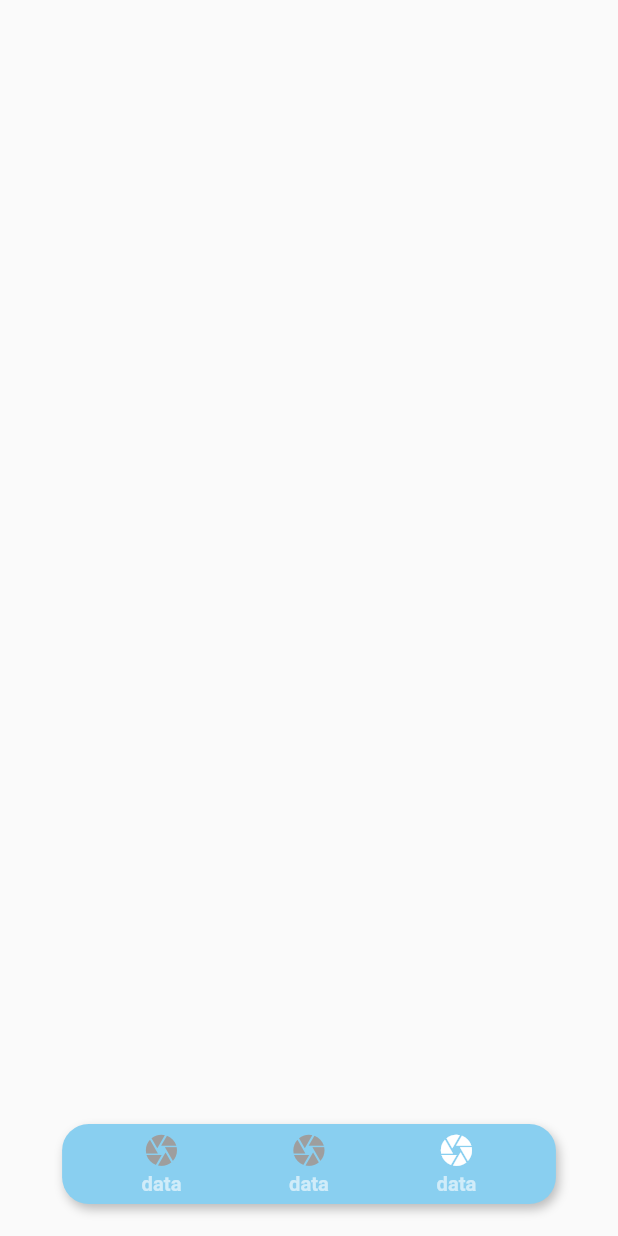
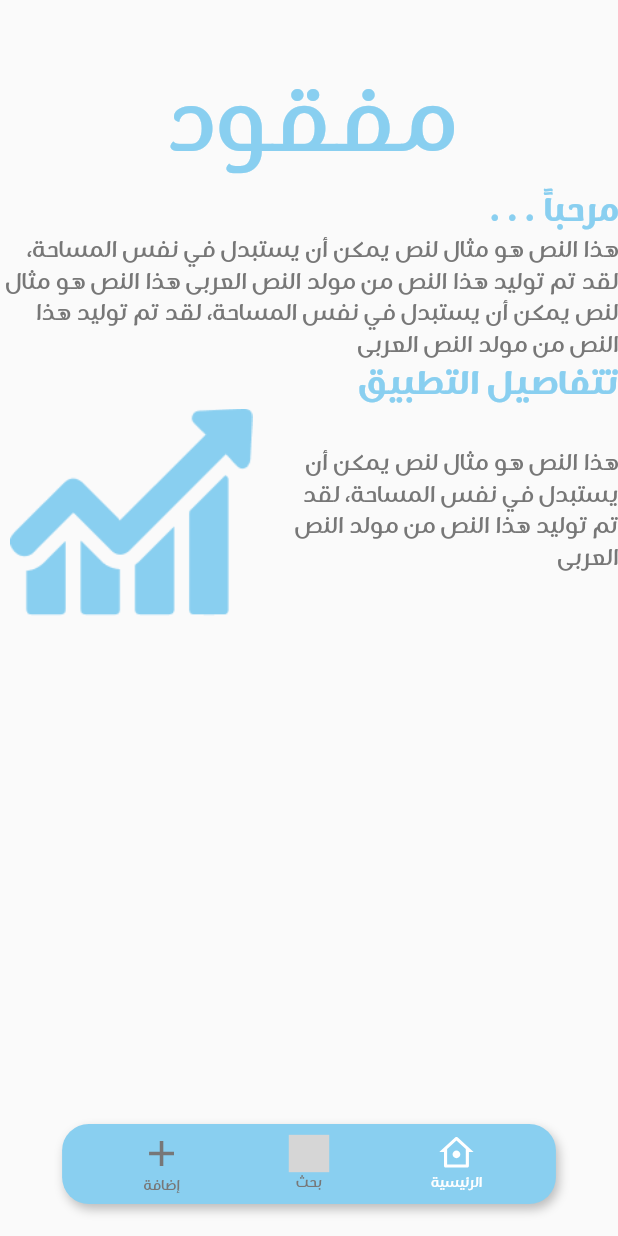
Before and after one commit to mohamedsayed27/mafqood, a Flutter app: the MainLayout screen opened directly, on a phone screen of 412 x 824 dp. Run offline on Flutter 3.47's test engine with Material 2 defaults, Android fonts, the phone set to English and light mode, and no system bars; our stand-ins replace bloc, dartz, dio, equatable, firebase_core, firebase_messaging and 15 more; accounts and stored records are empty; network calls fail; grey boxes are pictures that could not be loaded.

Commit message:
All refactor Doneeee

```diff
--- a/lib/core/assets_path/images_path.dart
+++ b/lib/core/assets_path/images_path.dart
@@ -4,4 +4,5 @@ class ImagesPath{
   static const onboarding3 = 'assets/images/onboarding3.png';
   static const splashLogo = 'assets/images/splashLogo.png';
   static const anonymous = 'assets/images/anonymous.jpeg';
+  static const chart = 'assets/images/chart 1.png';
 }
--- a/lib/core/assets_path/svg_path.dart
+++ b/lib/core/assets_path/svg_path.dart
@@ -0,0 +1,5 @@
+class SvgPath{
+  static const addIcon = 'assets/svg/add-line.svg';
+  static const homeIcon = 'assets/svg/home-7-line.svg';
+  static const searchIcon = 'assets/svg/search-eye-line.svg';
+}
--- a/lib/core/theme/app_colors_light_theme.dart
+++ b/lib/core/theme/app_colors_light_theme.dart
@@ -26,6 +26,8 @@ class AppColorsLightTheme{
   static const blueTextColor = Color(0xff89CFF0);
   static const greyTextColor = Color(0xffAAAAAA);
   static const greyOtpFieldColor = Color(0xffD9D9D9);
-  static const authTextFieldFillColor =  Color(0xffF9F9F9);
+  static const greyColorContainers = Color(0xffF0F0F0);
+  static const authTextFieldFillColor =  Color(0xffD9D9D9);
+  static const bottomNavBarGreyIconColor =  Color(0xff777777);
   static Color pinFieldColor =  const Color(0xffD9D9D9).withOpacity(0.6);
 }
--- a/lib/main.dart
+++ b/lib/main.dart
@@ -10,6 +10,9 @@ import 'package:mafqood/core/network/dio_helper.dart';
 import 'package:mafqood/presentation/controllers/google_maps_cubit/google_maps_cubit.dart';
 import 'package:mafqood/presentation/controllers/lost_people_cubit/lost_people_cubit.dart';
 import 'package:mafqood/presentation/controllers/user_cubit/user_cubit.dart';
+import 'package:mafqood/presentation/screens/main_layout_screens/add_lost_eople_screen.dart';
+import 'package:mafqood/presentation/screens/main_layout_screens/home_screen.dart';
+import 'package:mafqood/presentation/screens/main_layout_screens/search_screen.dart';
 import 'bloc_observer.dart';
 import 'core/theme/app_colors_light_theme.dart';
 import 'core/notification/notification_services.dart';
@@ -80,7 +83,7 @@ class MyApp extends StatelessWidget {
             ),
             onGenerateRoute: AppRouter.generateRoute,
             initialRoute: ScreenName.splashscreen,
-            // home:  TryScreen(),
+            // home:  SearchScreen(),
           ),
         );
       },
--- /dev/null
+++ b/lib/presentation/screens/main_layout_screens/home_screen.dart
@@ -0,0 +1,73 @@
+import 'package:flutter/material.dart';
+import 'package:flutter_screenutil/flutter_screenutil.dart';
+import 'package:mafqood/core/assets_path/images_path.dart';
+
+import '../../../core/assets_path/fonts_path.dart';
+import '../../../core/theme/app_colors_light_theme.dart';
+import '../../widgets_and_components/shred_widgets/logo_text.dart';
+
+class HomeScreen extends StatelessWidget {
+  const HomeScreen({Key? key}) : super(key: key);
+
+  @override
+  Widget build(BuildContext context) {
+    return Scaffold(
+      body: Column(
+        crossAxisAlignment: CrossAxisAlignment.start,
+        mainAxisAlignment: MainAxisAlignment.start,
+        children: [
+          SizedBox(
+            height: 50.h,
+          ),
+          const LogoText(),
+          Text(
+            'مرحباً . . .',
+            style: TextStyle(
+              color: AppColorsLightTheme.blueTextColor,
+              fontFamily: FontsPath.sukarBlack,
+              fontSize: 24.sp,
+            ),
+          ),
+          Text(
+            'هذا النص هو مثال لنص يمكن أن يستبدل في نفس المساحة، لقد تم توليد هذا النص من مولد النص العربى هذا النص هو مثال لنص يمكن أن يستبدل في نفس المساحة، لقد تم توليد هذا النص من مولد النص العربى',
+            style: TextStyle(
+              color: AppColorsLightTheme.bottomNavBarGreyIconColor,
+              fontFamily: FontsPath.sukarBold,
+              fontSize: 16.sp,
+            ),
+          ),
+          Text(
+            'تتفاصيل التطبيق',
+            style: TextStyle(
+              color: AppColorsLightTheme.blueTextColor,
+              fontFamily: FontsPath.sukarBlack,
+              fontSize: 24.sp,
+            ),
+          ),
+          Row(
+            children: [
+              Expanded(
+                child: Text(
+                  'هذا النص هو مثال لنص يمكن أن يستبدل في نفس المساحة، لقد تم توليد هذا النص من مولد النص العربى',
+                  style: TextStyle(
+                    color: AppColorsLightTheme.bottomNavBarGreyIconColor,
+                    fontFamily: FontsPath.sukarBold,
+                    fontSize: 16.sp,
+                  ),
+                ),
+              ),
+              SizedBox(
+                width: 20.h,
+              ),
+              Image.asset(
+                ImagesPath.chart,
+                width: 182.w,
+                height: 155.h,
+              )
+            ],
+          ),
+        ],
+      ),
+    );
+  }
+}
--- a/lib/presentation/screens/main_layout_screens/main_layout.dart
+++ b/lib/presentation/screens/main_layout_screens/main_layout.dart
@@ -1,11 +1,13 @@
 import 'package:flutter/material.dart';
 import 'package:flutter_screenutil/flutter_screenutil.dart';
 import 'package:mafqood/presentation/screens/main_layout_screens/search_person_screen.dart';
+import 'package:mafqood/presentation/screens/main_layout_screens/search_screen.dart';
 import 'package:mafqood/presentation/screens/main_layout_screens/upload_data_screen.dart';
 
 import '../../../core/constants/constants.dart';
-import '../../../core/theme/app_colors_light_theme.dart';
 import '../../widgets_and_components/main_layout_widgets/bottom_nav_bar_widget.dart';
+import 'add_lost_eople_screen.dart';
+import 'home_screen.dart';
 
 class MainLayout extends StatefulWidget {
   const MainLayout({Key? key}) : super(key: key);
@@ -16,27 +18,27 @@ class MainLayout extends StatefulWidget {
 
 class _MainLayoutState extends State<MainLayout> {
   List<Widget> screens = [
-    const UploadData(),
-    const SearchPerson(),
+    const HomeScreen(),
+    const SearchScreen(),
+    const AddLostPeopleScreen(),
   ];
   int currentScreenIndex = 0;
 
   @override
   Widget build(BuildContext context) {
-    print(token);
     return SafeArea(
       child: Scaffold(
-        // body: screens[currentScreenIndex],
+        body: screens[currentScreenIndex],
         bottomNavigationBar: Padding(
           padding: EdgeInsets.only(left: 43.w, right: 43.w, bottom: 24.h),
           child: BottomNavBarWidget(
             selectedIndex: currentScreenIndex,
             onChanged: (int index) {
-              setState(() {
-                currentScreenIndex = index;
-                print(index);
-                print(currentScreenIndex);
-              });
+              if(currentScreenIndex!=index){
+                setState(() {
+                  currentScreenIndex = index;
+                });
+              }
             },
           ),
         ),
--- a/lib/presentation/widgets_and_components/auth_widgets/auth_text_form_field.dart
+++ b/lib/presentation/widgets_and_components/auth_widgets/auth_text_form_field.dart
@@ -64,7 +64,7 @@ class AuthTextFormField extends StatelessWidget {
         fillColor: AppColorsLightTheme.authTextFieldFillColor,
         hintText: hintText,
         hintStyle: TextStyle(
-            color: Colors.grey,
+            color: AppColorsLightTheme.bottomNavBarGreyIconColor,
             fontSize: 14.sp,
             fontFamily: FontsPath.sukarRegular),
         suffixIcon: suffix,
--- /dev/null
+++ b/lib/presentation/widgets_and_components/main_layout_widgets/bottom_nav_bar_icon_widget.dart
@@ -0,0 +1,70 @@
+import 'package:flutter/material.dart';
+import 'package:flutter_screenutil/flutter_screenutil.dart';
+import 'package:flutter_svg/svg.dart';
+
+import '../../../core/assets_path/fonts_path.dart';
+import '../../../core/theme/app_colors_light_theme.dart';
+
+class BottomNavBarIcon extends StatelessWidget {
+  final String label;
+  final String iconPath;
+  final void Function() onTap;
+  final int currentIndex;
+  final int index;
+  final double? iconWidth;
+  final double? iconHeight;
+
+  const BottomNavBarIcon({
+    Key? key,
+    required this.label,
+    required this.iconPath,
+    required this.onTap,
+    required this.currentIndex,
+    required this.index,
+    this.iconWidth,
+    this.iconHeight,
+  }) : super(key: key);
+
+  @override
+  Widget build(BuildContext context) {
+    return OutlinedButton(
+      style: OutlinedButton.styleFrom(
+        padding: EdgeInsets.zero,
+        side: const BorderSide(color: Colors.transparent),
+        foregroundColor: Colors.white60,
+        backgroundColor: AppColorsLightTheme.primaryColor,
+        shape: const CircleBorder(),
+      ),
+      onPressed: onTap,
+      child: Column(
+        mainAxisAlignment: MainAxisAlignment.center,
+        children: [
+          SvgPicture.asset(
+            iconPath,
+            width: iconWidth ?? 28.w,
+            height: iconHeight ?? 28.h,
+            colorFilter: ColorFilter.mode(
+              currentIndex == index
+                  ? AppColorsLightTheme.whitTextColor
+                  : AppColorsLightTheme.bottomNavBarGreyIconColor,
+              BlendMode.srcIn,
+            ),
+          ),
+          SizedBox(
+            height: 1.h,
+          ),
+          Text(
+            label,
+            style: TextStyle(
+              fontSize: 10.sp,
+              fontFamily: FontsPath.sukarBold,
+              color: currentIndex == index
+                  ? AppColorsLightTheme.whitTextColor
+                  : AppColorsLightTheme.bottomNavBarGreyIconColor,
+            ),
+          )
+        ],
+      ),
+    );
+  }
+}
--- a/lib/presentation/widgets_and_components/main_layout_widgets/bottom_nav_bar_widget.dart
+++ b/lib/presentation/widgets_and_components/main_layout_widgets/bottom_nav_bar_widget.dart
@@ -2,23 +2,30 @@ import 'package:flutter/material.dart';
 import 'package:flutter_screenutil/flutter_screenutil.dart';
 import 'package:mafqood/core/theme/app_colors_light_theme.dart';
 
+import '../../../core/assets_path/svg_path.dart';
+import 'bottom_nav_bar_icon_widget.dart';
+
 class BottomNavBarWidget extends StatefulWidget {
   final int selectedIndex;
   final void Function(int index) onChanged;
-  const BottomNavBarWidget({Key? key, required this.selectedIndex, required this.onChanged}) : super(key: key);
+
+  const BottomNavBarWidget(
+      {Key? key, required this.selectedIndex, required this.onChanged})
+      : super(key: key);
 
   @override
   State<BottomNavBarWidget> createState() => _BottomNavBarWidgetState();
 }
 
 class _BottomNavBarWidgetState extends State<BottomNavBarWidget> {
-  late int currentIndex ;
+  late int currentIndex;
 
   @override
   void initState() {
     currentIndex = widget.selectedIndex;
     super.initState();
   }
+
   @override
   Widget build(BuildContext context) {
     return Container(
@@ -32,100 +39,43 @@ class _BottomNavBarWidgetState extends State<BottomNavBarWidget> {
               offset: Offset(2.w, 4.h),
               blurRadius: 6.r,
               color: Colors.black.withOpacity(0.25))
-          ],),
+        ],
+      ),
       child: Row(
         crossAxisAlignment: CrossAxisAlignment.center,
         mainAxisAlignment: MainAxisAlignment.spaceEvenly,
         children: [
-          OutlinedButton(
-            style: OutlinedButton.styleFrom(
-              padding: EdgeInsets.zero,
-              side: const BorderSide(
-                  color: Colors.transparent
-              ),
-              foregroundColor: Colors.white60,
-              backgroundColor: AppColorsLightTheme.primaryColor,
-              shape: const CircleBorder(),
-            ),
-            onPressed: () {
+          BottomNavBarIcon(
+            onTap: () {
               currentIndex = 0;
               widget.onChanged(currentIndex);
             },
-            child: Column(
-              mainAxisAlignment: MainAxisAlignment.center,
-              children: [
-                Icon(
-                  Icons.camera,
-                  size: 28.r,
-                  color: currentIndex == 0?Colors.white:Colors.grey,
+            index: 0,
+            currentIndex: currentIndex,
+            iconPath: SvgPath.homeIcon,
+            label: 'الرئيسية',
           ),
-                SizedBox(height: 2.h,),
-                Text(
-                  "data",
-                  style: TextStyle(fontSize: 14.sp),
-                )
-              ],
-            ),
-          ),
-          OutlinedButton(
-            style: OutlinedButton.styleFrom(
-              padding: EdgeInsets.zero,
-              side: const BorderSide(
-                  color: Colors.transparent
-              ),
-              foregroundColor: Colors.white60,
-              backgroundColor: AppColorsLightTheme.primaryColor,
-              shape: const CircleBorder(),
-            ),
-            onPressed: () {
+          BottomNavBarIcon(
+            onTap: () {
               currentIndex = 1;
               widget.onChanged(currentIndex);
             },
-            child: Column(
-              mainAxisAlignment: MainAxisAlignment.center,
-              children: [
-                Icon(
-                  Icons.camera,
-                  size: 28.r,
-                  color: currentIndex == 1?Colors.white:Colors.grey,
+            index: 1,
+            currentIndex: currentIndex,
+            iconPath: SvgPath.searchIcon,
+            label: 'بحث',
           ),
-                SizedBox(height: 2.h,),
-                Text(
-                  "data",
-                  style: TextStyle(fontSize: 14.sp),
-                )
-              ],
-            ),
-          ),
-          OutlinedButton(
-            style: OutlinedButton.styleFrom(
-              padding: EdgeInsets.zero,
-              side: const BorderSide(
-                  color: Colors.transparent
-              ),
-              foregroundColor: Colors.white60,
-              backgroundColor: AppColorsLightTheme.primaryColor,
-              shape: const CircleBorder(),
-            ),
-            onPressed: () {
+          BottomNavBarIcon(
+            onTap: () {
               currentIndex = 2;
               widget.onChanged(currentIndex);
             },
-            child: Column(
-              mainAxisAlignment: MainAxisAlignment.center,
-              children: [
-                Icon(
-                  Icons.camera,
-                  size: 28.r,
-                  color: currentIndex == 2?Colors.white:Colors.grey,
-                ),
-                SizedBox(height: 2.h,),
-                Text(
-                  "data",
-                  style: TextStyle(fontSize: 14.sp),
-                )
-              ],
-            ),
+            index: 2,
+            iconHeight: 32.h,
+            iconWidth: 32.w,
+            currentIndex: currentIndex,
+            iconPath: SvgPath.addIcon,
+            label: 'إضافة',
           ),
         ],
       ),
--- a/lib/presentation/widgets_and_components/shred_widgets/upload_data_component.dart
+++ b/lib/presentation/widgets_and_components/shred_widgets/upload_data_component.dart
@@ -22,7 +22,8 @@ class UploadDataWidget extends StatelessWidget {
       this.isPhone = false,
       required this.fieldTitle,
       required this.fieldHintText,
-      this.onTap, this.readOnly = false})
+      this.onTap,
+      this.readOnly = false})
       : super(key: key);
 
   @override
@@ -47,7 +48,7 @@ class UploadDataWidget extends StatelessWidget {
                 controller: controller,
               )
             : AuthTextFormField(
-          readOnly: readOnly,
+                readOnly: readOnly,
                 onTap: onTap,
                 hintText: fieldHintText,
                 controller: controller,
```
Also changed, not shown: lib/presentation/screens/main_layout_screens/add_lost_eople_screen.dart (added, +50 -0 lines), lib/presentation/screens/main_layout_screens/search_screen.dart (added, +49 -0 lines), lib/presentation/widgets_and_components/add_lost_people_container.dart (added, +109 -0 lines), lib/presentation/widgets_and_components/search_widget_builder.dart (added, +70 -0 lines), lib/presentation/widgets_and_components/shred_widgets/image_picher_container.dart (added, +73 -0 lines), assets/images/chart 1.png (added). Lines whose indentation alone changed are shown as unchanged.
